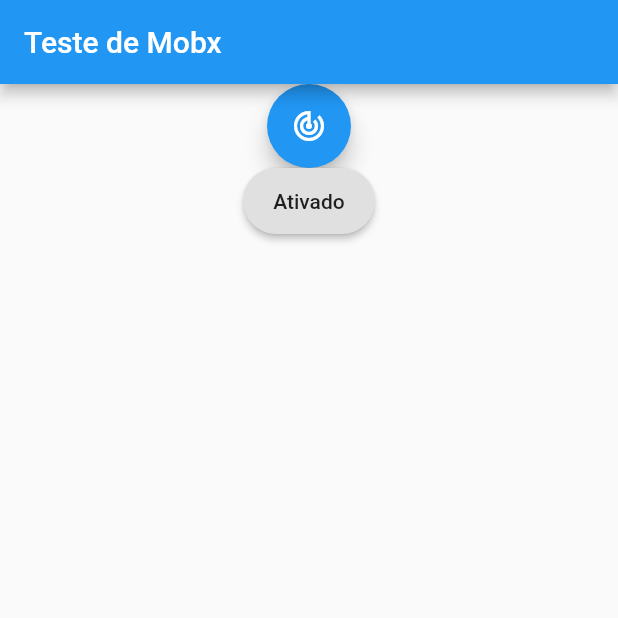
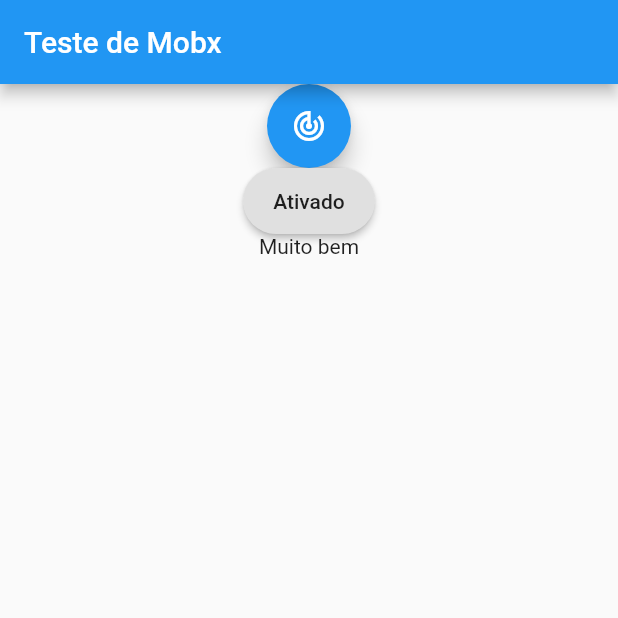
Before and after one commit to jeffpower/mobx_jeff1, a Flutter app: the screen it shows after launch, after a tap on the "track changes" icon, on a phone screen of 412 x 824 dp, the top half of it. Run offline on Flutter 3.47's test engine with Material 2 defaults, Android fonts, the phone set to English and light mode, and no system bars; our stand-ins replace flutter_mobx, mobx; generated files the repository leaves out were written again.

```diff
--- a/lib/store/controlar_botoes.dart
+++ b/lib/store/controlar_botoes.dart
@@ -14,7 +14,8 @@ abstract class _ControlarBotoes with Store {
     botao_status = botao_status ? false : true; //operador ternário
   }
 
-
+  @computed
+  String get meu_texto => botao_status ? "Muito bem" : "Muito mal :{";
 
 
 }
--- a/lib/ui/home_page.dart
+++ b/lib/ui/home_page.dart
@@ -37,11 +37,14 @@ class _MyHomePageState extends State<MyHomePage> {
                 onPressed: () {
                   controle.alterarStatus(); //dentro da função coloca os parenteses como funcção também
                   print(controle.botao_status);
+                  print(controle.meu_texto); //texto dentro do computed
                 }
             ),
 
             Observer(builder: (_) {
-              return SizedBox(
+              return Column(
+                children: <Widget>[
+                  SizedBox(
                     height: 44,
                     child: RaisedButton(
                         shape: RoundedRectangleBorder(
@@ -51,6 +54,9 @@ class _MyHomePageState extends State<MyHomePage> {
                             ? Text("Ativado")
                             : Text('Desativado'),
                         onPressed: () {}),
+                  ),
+                  Text(controle.meu_texto)
+                ],
               );
             })
           ]),
```
Also changed, not shown: lib/store/controlar_botoes.g.dart. Lines whose indentation alone changed are shown as unchanged.
